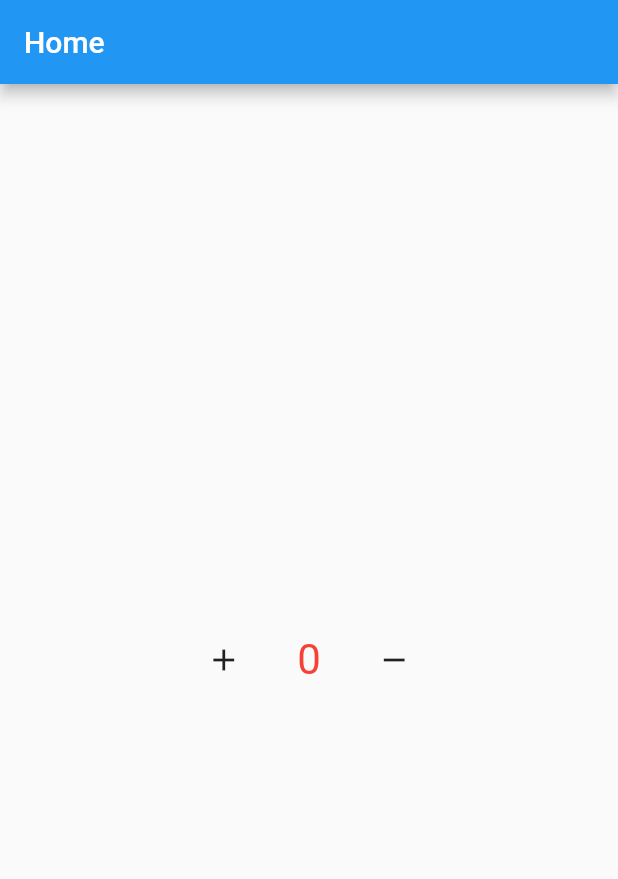
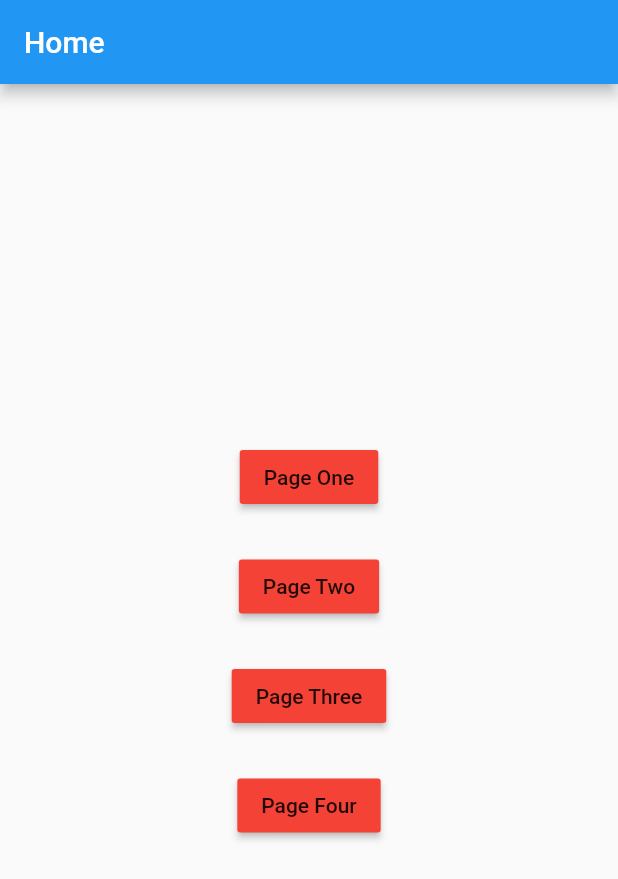
Before and after one commit to ImadDz-7/Learn-state-management-getx, a Flutter app: the screen it shows after launch, on a phone screen of 412 x 824 dp. Shown: the top 879 px of the screen. Run offline on Flutter 3.47's test engine with Material 2 defaults, Android fonts, the phone set to English and light mode, and no system bars; our stand-ins replace get.

Commit message:
Designing homePage (adding 4 buttons for the 4 pages)

```diff
--- a/lib/view/home_view.dart
+++ b/lib/view/home_view.dart
@@ -19,34 +19,30 @@ class HomeView extends StatelessWidget {
           crossAxisAlignment: CrossAxisAlignment.center,
           mainAxisAlignment: MainAxisAlignment.center,
           children: [
-            Obx(() {
-              return Row(
-                mainAxisSize: MainAxisSize.min,
-                children: [
-                  IconButton(
-                    onPressed: () {
-                      controller.increment();
-                    },
-                    icon: const Icon(Icons.add),
-                  ),
-                  const SizedBox(width: 25),
-                  Text(
-                    '${controller.counter.value}',
-                    style: const TextStyle(
-                      fontSize: 28,
-                      color: Colors.red,
-                    ),
-                  ),
-                  const SizedBox(width: 25),
-                  IconButton(
-                    onPressed: () {
-                      controller.decrement();
-                    },
-                    icon: const Icon(Icons.remove),
-                  ),
-                ],
-              );
-            }),
+            MaterialButton(
+              onPressed: () {},
+              color: Colors.red,
+              child: const Text('Page One'),
+            ),
+            const SizedBox(height: 25),
+            MaterialButton(
+              onPressed: () {},
+              color: Colors.red,
+              child: const Text('Page Two'),
+            ),
+            const SizedBox(height: 25),
+            MaterialButton(
+              onPressed: () {},
+              color: Colors.red,
+              child: const Text('Page Three'),
+            ),
+            const SizedBox(height: 25),
+            MaterialButton(
+              onPressed: () {},
+              color: Colors.red,
+              child: const Text('Page Four'),
+            ),
+            const SizedBox(height: 25),
           ],
         ),
       ),
```
Also changed, not shown: lib/holder.dart (added, +57 -0 lines), lib/view/page_four_view.dart (added).
